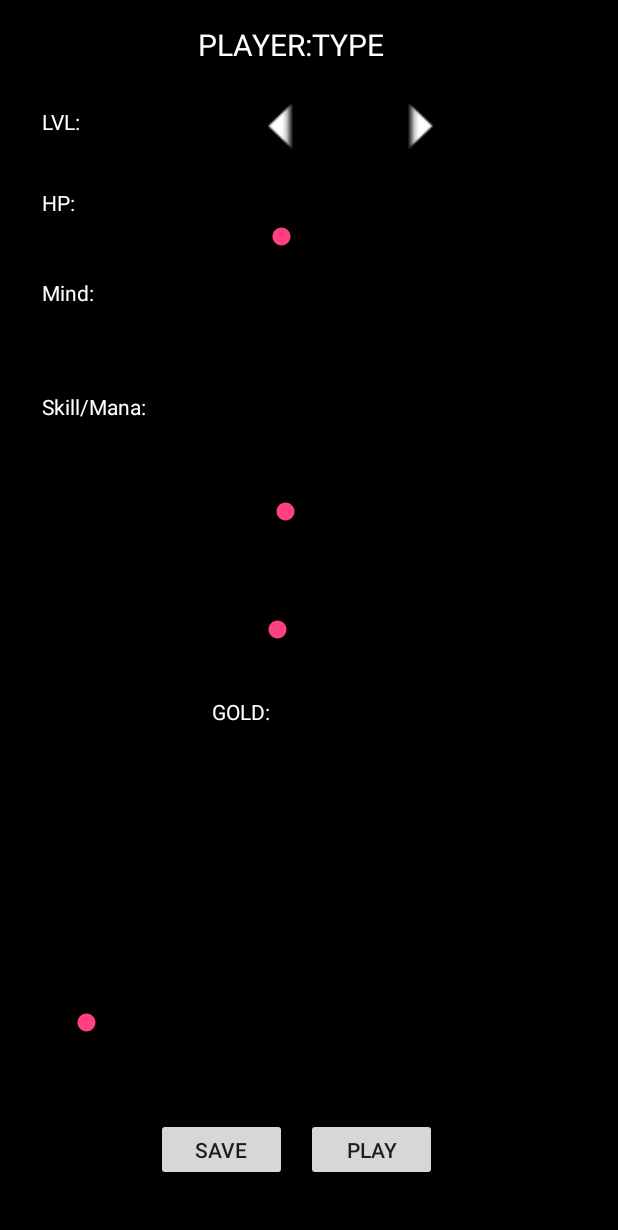
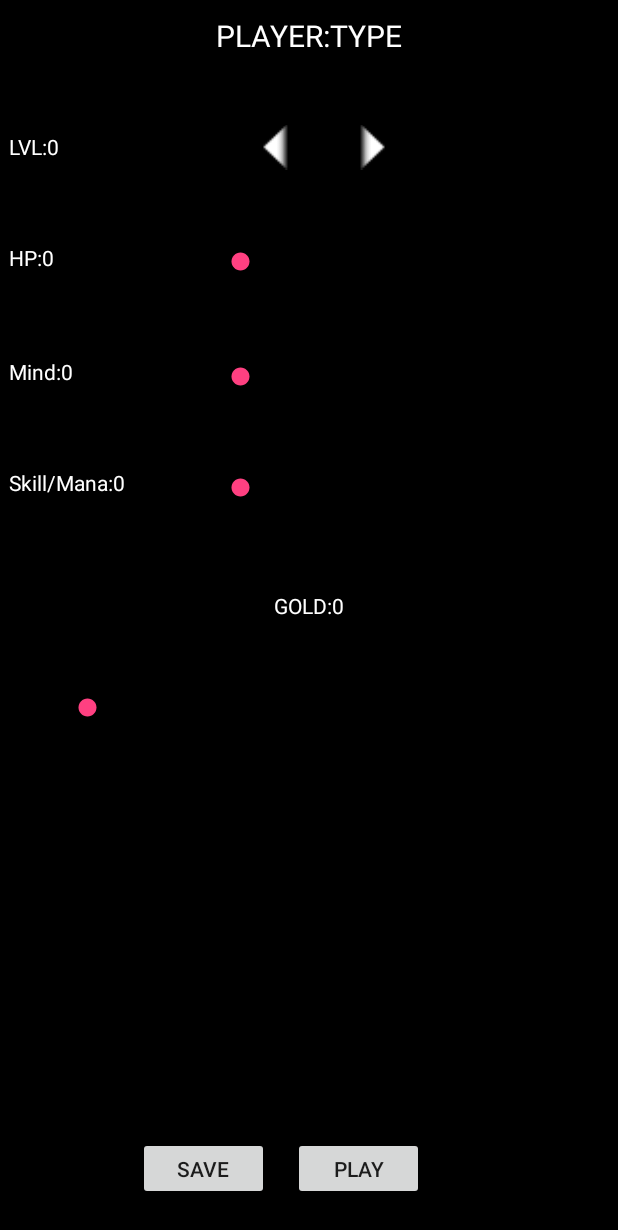
Before and after one commit to Risto12/Absolution, an Android app: the CharActivity screen opened directly, with no data from a screen before it, on a phone screen of 412 x 824 dp. Shown: the top 1230 px of the screen. Run offline under Robolectric (Android 15) with nearby library versions, the phone set to English and light mode, and no system bars; 8 statements that could not run were skipped.

Commit message:
mis. Permissions,styles,delete

```diff
--- a/app/src/main/AndroidManifest.xml
+++ b/app/src/main/AndroidManifest.xml
@@ -17,7 +17,8 @@
             </intent-filter>
         </activity>
         <activity android:name=".CharCreationActivity" />
-        <activity android:name=".CharActivity"></activity>
+        <activity android:name=".CharActivity" />
+        <activity android:name=".PlayActivity"></activity>
     </application>
 
 </manifest>
--- a/app/src/main/java/com/example/root/absolution2/CharActivity.kt
+++ b/app/src/main/java/com/example/root/absolution2/CharActivity.kt
@@ -1,34 +1,47 @@
 package com.example.root.absolution2
 
+import android.content.Intent
 import android.content.pm.ActivityInfo
 import android.support.v7.app.AppCompatActivity
 import android.os.Bundle
 import android.widget.SeekBar
 import kotlinx.android.synthetic.main.activity_char.*
-import kotlinx.android.synthetic.main.activity_char_creation.*
+
 
 class CharActivity : AppCompatActivity() {
 
+    var database = DataBase(this)
+
+    //dev
     val ma = this;
 
-    var lvl = 0;
-    var hp = 0;
-    var skill = 0;
-    var mind = 0;
-    var gold = 0;
+    var lvl = 0
+    var hp = 0
+    var skill = 0
+    var mind = 0
+    var gold = 0
 
     override fun onCreate(savedInstanceState: Bundle?) {
         super.onCreate(savedInstanceState)
         setContentView(R.layout.activity_char)
         setRequestedOrientation (ActivityInfo.SCREEN_ORIENTATION_PORTRAIT)
 
+        val characterD = database.getCharacter(intent.getIntExtra("id",0))
+        lvl = characterD.lvl
+        hp = characterD.hp
+        skill = characterD.skill
+        mind = characterD.mind
+        gold = characterD.gold
 
+        nam.setText(characterD.name.toUpperCase() + " - " + characterD.type.toUpperCase())
+        charLVL.setText("LVL:" + lvl)
         // SeekBars && arrows
 
         lvlUp.setOnClickListener {
-            if(lvl < 15) {
+            if(lvl < 10) {
                 lvl += 1;
                 charLVL.setText("LVL:" + lvl.toString())
+
             }
         }
 
@@ -39,10 +52,12 @@ class CharActivity : AppCompatActivity() {
             }
         }
 
-        hpBarChar.setMax(30)
+        charHP.setText("HP:" + hp)
+        hpBarChar.setMax(20)
+        hpBarChar.setProgress(hp)
         hpBarChar.setOnSeekBarChangeListener(object : SeekBar.OnSeekBarChangeListener{
             override fun onStartTrackingTouch(seekBar: SeekBar?) {
-                //TODO
+
             }
 
             override fun onStopTrackingTouch(seekBar: SeekBar?) {
@@ -55,7 +70,9 @@ class CharActivity : AppCompatActivity() {
             }
         })
 
-        mindBarChar.setMax(30)
+        charMind.setText("Mind:" + mind)
+        mindBarChar.setMax(20)
+        mindBarChar.setProgress(mind)
         mindBarChar.setOnSeekBarChangeListener(object : SeekBar.OnSeekBarChangeListener{
             override fun onStartTrackingTouch(seekBar: SeekBar?) {
                 //TODO
@@ -70,7 +87,11 @@ class CharActivity : AppCompatActivity() {
                 charMind.setText("Mind:" + mind)
             }
         })
-        skillBarChar.setMax(30)
+
+
+        charSkill.setText("Skill/Mana:" + skill)
+        skillBarChar.setMax(20)
+        skillBarChar.setProgress(skill)
         skillBarChar.setOnSeekBarChangeListener(object : SeekBar.OnSeekBarChangeListener{
             override fun onStartTrackingTouch(seekBar: SeekBar?) {
                 //TODO
@@ -85,7 +106,11 @@ class CharActivity : AppCompatActivity() {
                 charSkill.setText("Skill/Mana:" + skill)
             }
         })
+
+
+        charGold.setText("GOLD:" + gold)
         goldBarChar.setMax(2000)
+        goldBarChar.setProgress(gold)
         goldBarChar.setOnSeekBarChangeListener(object : SeekBar.OnSeekBarChangeListener{
             override fun onStartTrackingTouch(seekBar: SeekBar?) {
                 //TODO
@@ -101,9 +126,33 @@ class CharActivity : AppCompatActivity() {
             }
         })
 
+        fun saveChar(){
+
+            characterD.lvl = lvl
+            characterD.hp = hp
+            characterD.mind = mind
+            characterD.skill = skill
+            characterD.gold = gold
+
+            database.updateCharacter(characterD)
+        }
 
         saveBT.setOnClickListener {
+
+            saveChar()
+
             finish()
+        }
+
+        playBT.setOnClickListener {
+
+            saveChar()
+            val intent = Intent(this, PlayActivity::class.java)
+            intent.putExtra("hp",hp)
+            intent.putExtra("mind",mind)
+            intent.putExtra("skill",skill)
+
+            startActivity(intent)
         }
 
     }
--- a/app/src/main/java/com/example/root/absolution2/CharCreationActivity.kt
+++ b/app/src/main/java/com/example/root/absolution2/CharCreationActivity.kt
@@ -27,6 +27,7 @@ class CharCreationActivity : AppCompatActivity() {
         setContentView(R.layout.activity_char_creation)
         setRequestedOrientation (ActivityInfo.SCREEN_ORIENTATION_PORTRAIT);
 
+        //dev
         val contx = this;
 
         //Take picture
@@ -102,7 +103,7 @@ class CharCreationActivity : AppCompatActivity() {
 
         returnBT.setOnClickListener {
 
-           database.createCharacter(NewChar(0,charNam.text.toString(),hp,mind,skill,null,0))
+           database.createCharacter(NewChar(0,charNam.text.toString(),charType.text.toString(),0,hp,mind,skill,null,0))
             finish()
         }
 
--- a/app/src/main/res/layout/activity_char.xml
+++ b/app/src/main/res/layout/activity_char.xml
@@ -9,17 +9,16 @@
 
     <TextView
         android:id="@+id/charGold"
-        android:layout_width="105dp"
+        android:layout_width="0dp"
         android:layout_height="23dp"
-        android:layout_marginBottom="8dp"
         android:layout_marginEnd="8dp"
-        android:layout_marginStart="132dp"
-        android:layout_marginTop="8dp"
+        android:layout_marginStart="8dp"
+        android:layout_marginTop="48dp"
         android:text="GOLD:"
+        android:textAlignment="center"
         android:textColor="@android:color/background_light"
-        app:layout_constraintBottom_toTopOf="@+id/goldBarChar"
         app:layout_constraintEnd_toEndOf="parent"
-        app:layout_constraintHorizontal_bias="0.057"
+        app:layout_constraintHorizontal_bias="0.501"
         app:layout_constraintStart_toStartOf="parent"
         app:layout_constraintTop_toBottomOf="@+id/charSkill" />
 
@@ -27,40 +26,33 @@
         android:id="@+id/charSkill"
         android:layout_width="109dp"
         android:layout_height="34dp"
-        android:layout_marginBottom="8dp"
-        android:layout_marginStart="28dp"
         android:layout_marginTop="40dp"
         android:text="Skill/Mana:"
         android:textColor="@android:color/background_light"
-        app:layout_constraintBottom_toTopOf="@+id/goldBar"
-        app:layout_constraintStart_toStartOf="parent"
-        app:layout_constraintTop_toBottomOf="@+id/charMind"
-        app:layout_constraintVertical_bias="0.014" />
+        app:layout_constraintStart_toStartOf="@+id/charMind"
+        app:layout_constraintTop_toBottomOf="@+id/charMind" />
 
     <TextView
         android:id="@+id/charMind"
         android:layout_width="90dp"
-        android:layout_height="36dp"
-        android:layout_marginStart="28dp"
-        android:layout_marginTop="24dp"
+        android:layout_height="34dp"
+        android:layout_marginTop="40dp"
         android:text="Mind:"
         android:textColor="@android:color/background_light"
-        app:layout_constraintStart_toStartOf="parent"
+        app:layout_constraintStart_toStartOf="@+id/charHP"
         app:layout_constraintTop_toBottomOf="@+id/charHP" />
 
     <TextView
-        android:id="@+id/Nam"
-        android:layout_width="151dp"
-        android:layout_height="35dp"
-        android:layout_marginEnd="128dp"
-        android:layout_marginStart="8dp"
-        android:layout_marginTop="16dp"
+        android:id="@+id/nam"
+        android:layout_width="0dp"
+        android:layout_height="70dp"
+        android:layout_marginTop="10dp"
         android:text="PLAYER:TYPE"
         android:textAlignment="center"
         android:textColor="@android:color/background_light"
         android:textSize="20dp"
         app:layout_constraintEnd_toEndOf="parent"
-        app:layout_constraintHorizontal_bias="0.886"
+        app:layout_constraintHorizontal_bias="0.0"
         app:layout_constraintStart_toStartOf="parent"
         app:layout_constraintTop_toTopOf="parent" />
 
@@ -68,72 +60,64 @@
         android:id="@+id/charLVL"
         android:layout_width="91dp"
         android:layout_height="34dp"
-        android:layout_marginStart="28dp"
-        android:layout_marginTop="20dp"
+        android:layout_marginStart="6dp"
+        android:layout_marginTop="88dp"
         android:text="LVL:"
         android:textColor="@android:color/background_light"
         app:layout_constraintStart_toStartOf="parent"
-        app:layout_constraintTop_toBottomOf="@+id/Nam" />
+        app:layout_constraintTop_toTopOf="parent" />
 
     <TextView
         android:id="@+id/charHP"
         android:layout_width="90dp"
         android:layout_height="36dp"
-        android:layout_marginStart="28dp"
-        android:layout_marginTop="20dp"
+        android:layout_marginTop="40dp"
         android:text="HP:"
         android:textColor="@android:color/background_light"
-        app:layout_constraintStart_toStartOf="parent"
+        app:layout_constraintStart_toStartOf="@+id/charLVL"
         app:layout_constraintTop_toBottomOf="@+id/charLVL" />
 
     <SeekBar
         android:id="@+id/hpBarChar"
         android:layout_width="175dp"
         android:layout_height="27dp"
-        android:layout_marginBottom="8dp"
-        android:layout_marginEnd="8dp"
-        android:layout_marginStart="8dp"
-        android:layout_marginTop="28dp"
-        app:layout_constraintBottom_toTopOf="@+id/mindBarChar"
-        app:layout_constraintEnd_toEndOf="parent"
-        app:layout_constraintHorizontal_bias="0.44"
+        android:layout_marginStart="48dp"
+        android:layout_marginTop="50dp"
         app:layout_constraintStart_toEndOf="@+id/charHP"
-        app:layout_constraintTop_toBottomOf="@+id/charLVL"
-        app:layout_constraintVertical_bias="0.068" />
+        app:layout_constraintTop_toBottomOf="@+id/lvlDown" />
 
     <SeekBar
         android:id="@+id/mindBarChar"
         android:layout_width="175dp"
         android:layout_height="27dp"
-        android:layout_marginBottom="52dp"
-        android:layout_marginEnd="8dp"
-        android:layout_marginStart="8dp"
-        app:layout_constraintBottom_toTopOf="@+id/skillBarChar"
-        app:layout_constraintEnd_toEndOf="parent"
-        app:layout_constraintHorizontal_bias="0.468"
-        app:layout_constraintStart_toEndOf="@+id/charMind" />
+        android:layout_marginTop="49dp"
+        app:layout_constraintStart_toStartOf="@+id/hpBarChar"
+        app:layout_constraintTop_toBottomOf="@+id/hpBarChar" />
 
     <SeekBar
         android:id="@+id/skillBarChar"
         android:layout_width="175dp"
         android:layout_height="26dp"
-        android:layout_marginBottom="32dp"
-        android:layout_marginEnd="8dp"
-        app:layout_constraintBottom_toTopOf="@+id/charGold"
+        android:layout_marginTop="47dp"
         app:layout_constraintEnd_toEndOf="parent"
-        app:layout_constraintHorizontal_bias="0.343"
-        app:layout_constraintStart_toEndOf="@+id/charSkill" />
+        app:layout_constraintHorizontal_bias="0.0"
+        app:layout_constraintStart_toStartOf="@+id/mindBarChar"
+        app:layout_constraintTop_toBottomOf="@+id/mindBarChar" />
 
     <SeekBar
         android:id="@+id/goldBarChar"
         android:layout_width="329dp"
         android:layout_height="51dp"
-        android:layout_marginBottom="116dp"
+        android:layout_marginBottom="100dp"
         android:layout_marginEnd="8dp"
         android:layout_marginStart="8dp"
+        android:layout_marginTop="8dp"
         app:layout_constraintBottom_toBottomOf="parent"
         app:layout_constraintEnd_toEndOf="parent"
-        app:layout_constraintStart_toStartOf="parent" />
+        app:layout_constraintHorizontal_bias="0.512"
+        app:layout_constraintStart_toStartOf="parent"
+        app:layout_constraintTop_toBottomOf="@+id/charGold"
+        app:layout_constraintVertical_bias="0.085" />
 
     <Button
         android:id="@+id/playBT"
@@ -144,48 +128,47 @@
         android:text="PLAY"
         app:layout_constraintBaseline_toBaselineOf="@+id/saveBT"
         app:layout_constraintEnd_toEndOf="parent"
-        app:layout_constraintHorizontal_bias="0.042"
+        app:layout_constraintHorizontal_bias="0.063"
         app:layout_constraintStart_toEndOf="@+id/saveBT" />
 
     <Button
         android:id="@+id/saveBT"
         android:layout_width="87dp"
         android:layout_height="42dp"
-        android:layout_marginBottom="8dp"
-        android:layout_marginStart="104dp"
+        android:layout_marginStart="92dp"
         android:layout_marginTop="8dp"
         android:text="SAVE"
         app:layout_constraintBottom_toBottomOf="parent"
         app:layout_constraintStart_toStartOf="parent"
-        app:layout_constraintTop_toBottomOf="@+id/goldBarChar" />
+        app:layout_constraintTop_toTopOf="parent"
+        app:layout_constraintVertical_bias="0.969" />
 
     <ImageView
         android:id="@+id/lvlUp"
         android:layout_width="30dp"
         android:layout_height="25dp"
-        android:layout_marginBottom="36dp"
-        android:layout_marginEnd="116dp"
-        android:layout_marginTop="8dp"
+        android:layout_marginBottom="8dp"
+        android:layout_marginEnd="148dp"
+        android:layout_marginTop="5dp"
         android:rotation="90"
         app:layout_constraintBottom_toTopOf="@+id/hpBarChar"
         app:layout_constraintEnd_toEndOf="parent"
-        app:layout_constraintTop_toBottomOf="@+id/Nam"
+        app:layout_constraintTop_toBottomOf="@+id/nam"
+        app:layout_constraintVertical_bias="0.0"
         app:srcCompat="@android:drawable/arrow_up_float" />
 
     <ImageView
         android:id="@+id/lvlDown"
         android:layout_width="30dp"
         android:layout_height="25dp"
-        android:layout_marginBottom="36dp"
-        android:layout_marginEnd="8dp"
+        android:layout_marginEnd="36dp"
         android:layout_marginStart="8dp"
-        android:layout_marginTop="8dp"
+        android:layout_marginTop="5dp"
         android:rotation="90"
-        app:layout_constraintBottom_toTopOf="@+id/hpBarChar"
         app:layout_constraintEnd_toStartOf="@+id/lvlUp"
-        app:layout_constraintHorizontal_bias="0.438"
-        app:layout_constraintStart_toEndOf="@+id/charLVL"
-        app:layout_constraintTop_toBottomOf="@+id/Nam"
+        app:layout_constraintHorizontal_bias="1.0"
+        app:layout_constraintStart_toStartOf="@+id/nam"
+        app:layout_constraintTop_toBottomOf="@+id/nam"
         app:srcCompat="@android:drawable/arrow_down_float" />
 
 </android.support.constraint.ConstraintLayout>
```
Also changed, not shown: app/src/main/java/com/example/root/absolution2/DataBase.kt (+58 -14 lines), app/src/main/java/com/example/root/absolution2/MainActivity.kt (+5 -4 lines), app/src/main/java/com/example/root/absolution2/NewChar.kt (+11 -2 lines), app/src/main/java/com/example/root/absolution2/PlayActivity.kt (added, +76 -0 lines), app/src/main/res/layout/activity_play.xml (added, +105 -0 lines).
